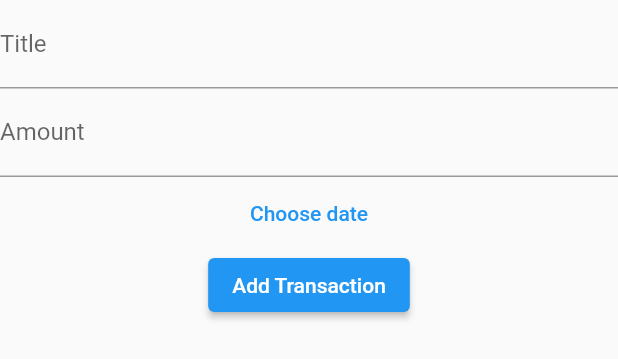
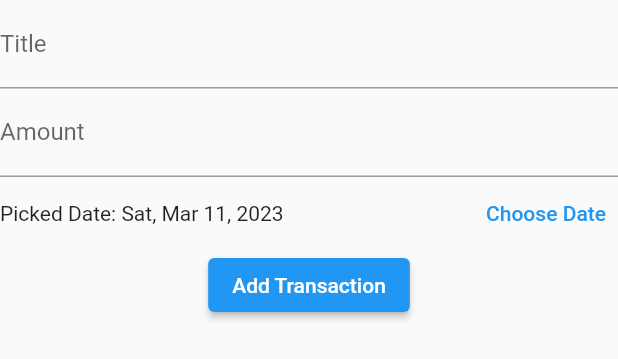
Before and after one commit to WiedjajaAtmadja/flutter_week4_expenses_app, a Flutter app: the NewTransaction widget shown alone on an empty page, opened directly with empty values, after a tap on "Add Transaction", on a phone screen of 412 x 824 dp. Shown: the top 359 px of the screen. Run offline on Flutter 3.47's test engine with Material 2 defaults, Android fonts, the phone set to English and light mode, and no system bars.

Commit message:
Step 7. Add Date Selection Features

```diff
--- a/lib/main.dart
+++ b/lib/main.dart
@@ -43,12 +43,12 @@ class MyHomePageState extends State<MyHomePage> {
     // Transaction(id: 't6', title: 'Snack', amount: 5000, date: DateTime.now()),
   ];
 
-  void _addNewTransaction(String txTitle, double txAmount) {
+  void _addNewTransaction(String txTitle, double txAmount, DateTime txDate) {
     final newTx = Transaction(
         id: DateTime.now().toString(),
         title: txTitle,
         amount: txAmount,
-        date: DateTime.now());
+        date: txDate);
 
     setState(() {
       _userTransactions.add(newTx);
--- a/lib/new_transaction.dart
+++ b/lib/new_transaction.dart
@@ -4,21 +4,42 @@ import 'package:intl/intl.dart';
 class NewTransaction extends StatefulWidget {
   final Function addTx;
 
-  NewTransaction(this.addTx);
+  const NewTransaction(this.addTx, {super.key});
 
   @override
-  _NewTransactionState createState() => _NewTransactionState();
+  State<NewTransaction> createState() => _NewTransactionState();
 }
 
 class _NewTransactionState extends State<NewTransaction> {
   final _titleController = TextEditingController();
   final _amountController = TextEditingController();
+  DateTime _selectedDate = DateTime.now();
 
   void _submitData() {
     final enteredTitle = _titleController.text;
-    final enteredAmount = double.parse(_amountController.text);
-    widget.addTx(enteredTitle, enteredAmount);
-    Navigator.of(context).pop();
+    final enteredAmount = _amountController.text.isNotEmpty
+        ? double.parse(_amountController.text)
+        : 0;
+    if (enteredTitle.isNotEmpty && enteredAmount > 0) {
+      widget.addTx(enteredTitle, enteredAmount, _selectedDate);
+      Navigator.of(context).pop();
+    }
+  }
+
+  void _presentDatePicker() {
+    showDatePicker(
+            context: context,
+            initialDate: DateTime.now(),
+            firstDate: DateTime(2023),
+            lastDate: DateTime.now())
+        .then((pickedDate) {
+      if (pickedDate == null) {
+        return;
+      }
+      setState(() {
+        _selectedDate = pickedDate;
+      });
+    });
   }
 
   @override
@@ -33,11 +54,15 @@ class _NewTransactionState extends State<NewTransaction> {
           decoration: const InputDecoration(labelText: 'Amount'),
           controller: _amountController,
           keyboardType: TextInputType.number,
-          // onSubmitted: (_) => _submitData(),
         ),
-        TextButton(
-          onPressed: () {},
-          child: const Text('Choose date'),
+        Row(
+          children: [
+            Expanded(
+                child: Text(
+                    'Picked Date: ${DateFormat.yMMMEd().format(_selectedDate)}')),
+            TextButton(
+                onPressed: _presentDatePicker, child: const Text('Choose Date'))
+          ],
         ),
         ElevatedButton(
             onPressed: () => _submitData(),
```
